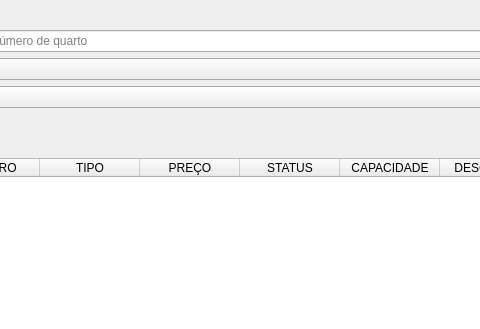
First picture: the form in Prototipo HostInn/Telas/tela_menu_principal.ui, repository EndrewFerreira/HOSTIIN, before the edit; both pictures show x 201 to 681 and y 0 to 329 of the 801 by 653 pixel window.
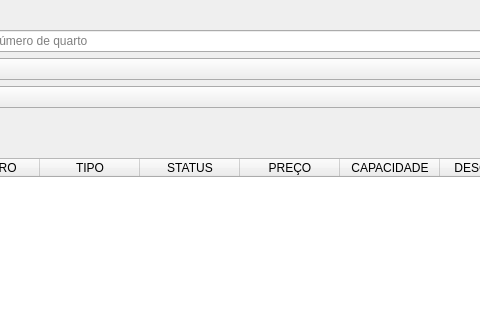
Second picture: the form after the edit. The open tabs and pages were chosen to show the change. Icons and pictures are not drawn.

The edit to the form file:
```diff
--- a/Prototipo HostInn/Telas/tela_menu_principal.ui
+++ b/Prototipo HostInn/Telas/tela_menu_principal.ui
@@ -3487,12 +3487,12 @@
          </column>
          <column>
           <property name="text">
-           <string>PREÇO</string>
+           <string>STATUS</string>
           </property>
          </column>
          <column>
           <property name="text">
-           <string>STATUS</string>
+           <string>PREÇO</string>
           </property>
          </column>
          <column>
```
